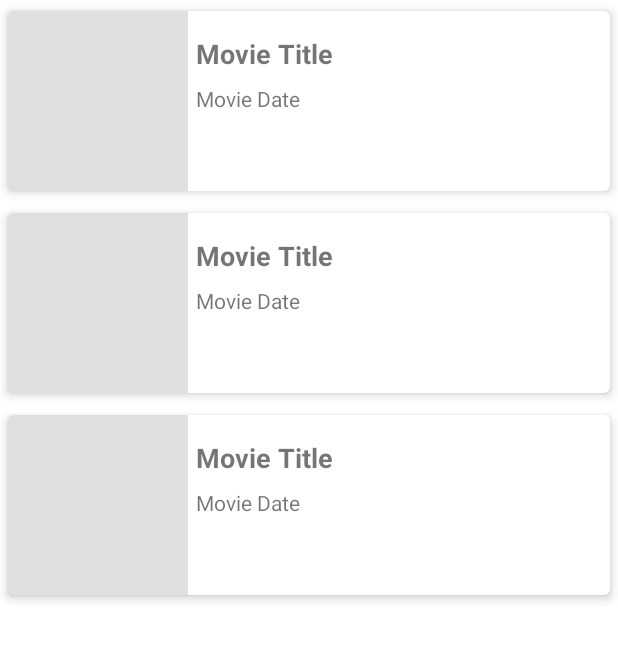
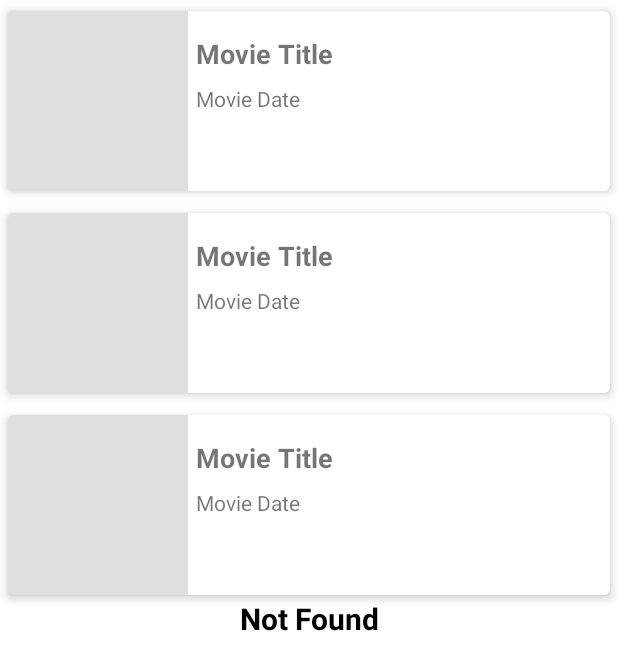
Before and after one commit to vew271/MADECapstone, an Android app: the layout fragment_tv.xml on its own in the app's theme, with its tools: preview values and no code run, on a phone screen of 412 x 824 dp. Shown: the top 670 px of the screen. Run offline under Robolectric (Android 15) with nearby library versions, the phone set to English and light mode, and no system bars.

Commit message:
third commit

```diff
--- a/app/build.gradle
+++ b/app/build.gradle
@@ -22,7 +22,7 @@ android {
 
     buildTypes {
         release {
-            minifyEnabled false
+            minifyEnabled true
             proguardFiles getDefaultProguardFile('proguard-android-optimize.txt'), 'proguard-rules.pro'
         }
     }
--- a/app/src/main/AndroidManifest.xml
+++ b/app/src/main/AndroidManifest.xml
@@ -1,8 +1,10 @@
 <?xml version="1.0" encoding="utf-8"?>
 <manifest xmlns:android="http://schemas.android.com/apk/res/android"
+    xmlns:tools="http://schemas.android.com/tools"
     package="com.example.madecapstone">
 
     <uses-permission android:name="android.permission.INTERNET" />
+    <uses-sdk tools:overrideLibrary="androidx.security"/>
 
     <application
         android:name=".BaseApplication"
--- a/app/src/main/java/com/example/madecapstone/movie/MovieFragment.kt
+++ b/app/src/main/java/com/example/madecapstone/movie/MovieFragment.kt
@@ -132,12 +132,15 @@ class MovieFragment : Fragment(), View.OnClickListener {
         when (state) {
             Status.ERROR -> {
                 binding?.progressBar?.visibility = View.GONE
+                binding?.tvNotfound?.visibility = View.VISIBLE
             }
             Status.LOADING -> {
                 binding?.progressBar?.visibility = View.VISIBLE
+                binding?.tvNotfound?.visibility = View.GONE
             }
             Status.SUCCESS -> {
                 binding?.progressBar?.visibility = View.GONE
+                binding?.tvNotfound?.visibility = View.GONE
             }
         }
     }
--- a/app/src/main/java/com/example/madecapstone/tvshow/TvFragment.kt
+++ b/app/src/main/java/com/example/madecapstone/tvshow/TvFragment.kt
@@ -138,12 +138,15 @@ class TvFragment : Fragment(), View.OnClickListener {
         when (state) {
             Status.ERROR -> {
                 binding?.progressBar?.visibility = View.GONE
+                binding?.tvNotfound?.visibility = View.VISIBLE
             }
             Status.LOADING -> {
                 binding?.progressBar?.visibility = View.VISIBLE
+                binding?.tvNotfound?.visibility = View.GONE
             }
             Status.SUCCESS -> {
                 binding?.progressBar?.visibility = View.GONE
+                binding?.tvNotfound?.visibility = View.GONE
             }
         }
     }
--- a/app/src/main/res/layout/fragment_tv.xml
+++ b/app/src/main/res/layout/fragment_tv.xml
@@ -1,7 +1,6 @@
 <?xml version="1.0" encoding="utf-8"?>
 <androidx.constraintlayout.widget.ConstraintLayout xmlns:android="http://schemas.android.com/apk/res/android"
     xmlns:app="http://schemas.android.com/apk/res-auto"
-    xmlns:fab="http://schemas.android.com/apk/res-auto"
     xmlns:tools="http://schemas.android.com/tools"
     android:layout_width="match_parent"
     android:layout_height="match_parent"
@@ -33,4 +32,17 @@
         app:layout_constraintStart_toStartOf="parent"
         app:layout_constraintTop_toTopOf="parent" />
 
+    <TextView
+        android:id="@+id/tv_notfound"
+        android:layout_width="wrap_content"
+        android:layout_height="wrap_content"
+        android:text="@string/notfound"
+        android:textColor="@color/black"
+        android:textStyle="bold"
+        android:textSize="20sp"
+        app:layout_constraintBottom_toBottomOf="parent"
+        app:layout_constraintEnd_toEndOf="parent"
+        app:layout_constraintStart_toStartOf="parent"
+        app:layout_constraintTop_toTopOf="parent" />
+
 </androidx.constraintlayout.widget.ConstraintLayout>
--- a/app/src/main/res/values/strings.xml
+++ b/app/src/main/res/values/strings.xml
@@ -26,4 +26,5 @@
     <string name="nofav">No Favorites Yet</string>
     <string name="message_undo">Cancel Delete?</string>
     <string name="message_ok">Yes</string>
+    <string name="notfound">Not Found</string>
 </resources>
--- a/core/build.gradle
+++ b/core/build.gradle
@@ -23,7 +23,7 @@ android {
 
     buildTypes {
         release {
-            minifyEnabled false
+            minifyEnabled true
             proguardFiles getDefaultProguardFile('proguard-android-optimize.txt'), 'proguard-rules.pro'
         }
     }
@@ -58,7 +58,7 @@ dependencies {
     implementation "org.jetbrains.kotlinx:kotlinx-coroutines-core:$kotlin_coroutines_version"
     implementation "org.jetbrains.kotlinx:kotlinx-coroutines-android:$kotlin_coroutines_version"
 
-    //sqlite
+    //Security
     implementation "net.zetetic:android-database-sqlcipher:$sqlcipher_version"
     implementation "androidx.sqlite:sqlite-ktx:$sqlite_version"
 
--- a/core/src/main/res/values/strings.xml
+++ b/core/src/main/res/values/strings.xml
@@ -26,4 +26,5 @@
     <string name="nofav">No Favorites Yet</string>
     <string name="message_undo">Cancel Delete?</string>
     <string name="message_ok">Yes</string>
+    <string name="notfound">Not Found</string>
 </resources>
--- a/shared_dependencies.gradle
+++ b/shared_dependencies.gradle
@@ -39,4 +39,7 @@ dependencies {
 
     //Play Core
     implementation "com.google.android.play:core:1.9.0"
+
+    //Leak Canary
+    debugImplementation 'com.squareup.leakcanary:leakcanary-android:2.6'
 }
```
Also changed, not shown: app/src/main/res/layout/fragment_movie.xml (+13 -0 lines), favorite/src/main/res/values/strings.xml (+22 -21 lines), 1 other file.
